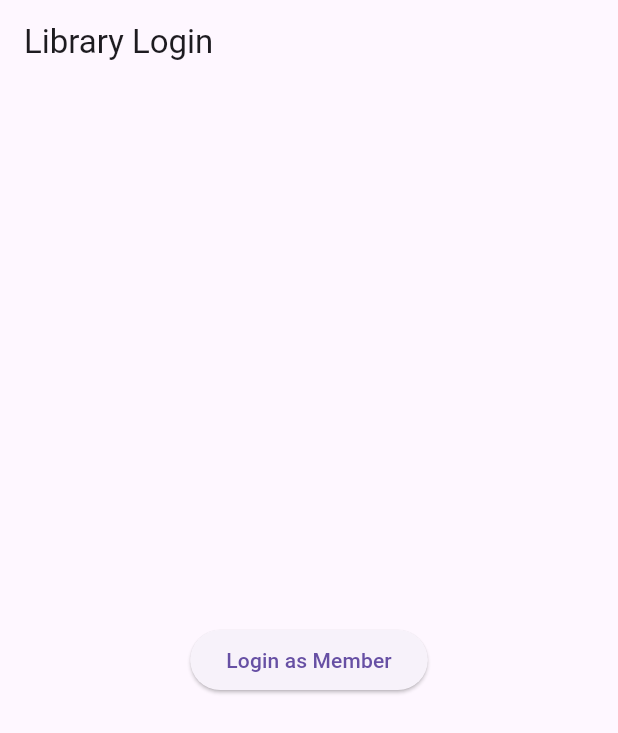
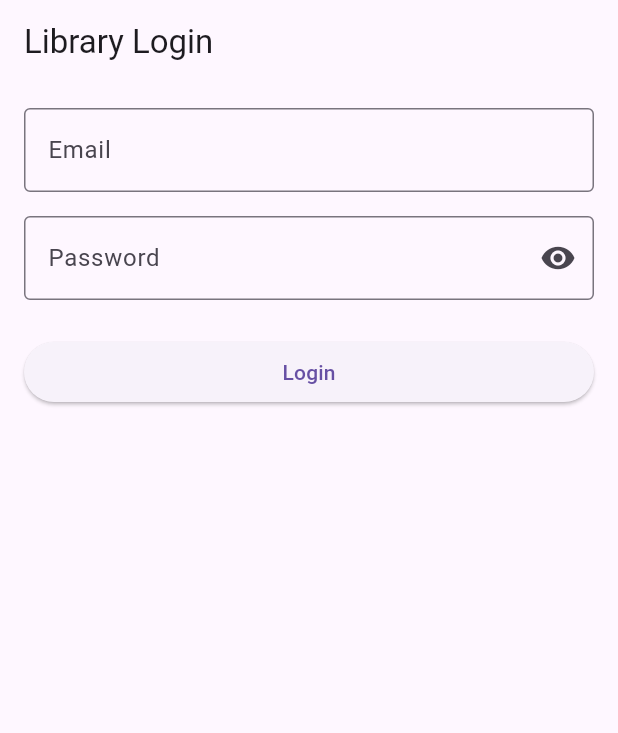
Before and after one commit to Dinura-sanmith-asc/library_mobile_app, a Flutter app: the screen it shows after launch, on a phone screen of 412 x 824 dp. Shown: the top 733 px of the screen. Run offline on Flutter 3.47's test engine with Material 3 defaults, Android fonts, the phone set to English and light mode, and no system bars; our stand-ins replace flutter_riverpod, go_router.

Commit message:
Rewrite LoginPage

```diff
--- a/lib/features/auth/presentation/pages/login_page.dart
+++ b/lib/features/auth/presentation/pages/login_page.dart
@@ -3,26 +3,146 @@ import 'package:flutter_riverpod/flutter_riverpod.dart';
 
 import '../providers/auth_provider.dart';
 
-class LoginPage extends ConsumerWidget {
+class LoginPage extends ConsumerStatefulWidget {
   const LoginPage({super.key});
 
   @override
-  Widget build(
-    BuildContext context,
-    WidgetRef ref,
-  ) {
+  ConsumerState<LoginPage> createState() =>
+      _LoginPageState();
+}
+
+class _LoginPageState
+    extends ConsumerState<LoginPage> {
+  final _formKey = GlobalKey<FormState>();
+
+  final _emailController =
+      TextEditingController();
+
+  final _passwordController =
+      TextEditingController();
+
+  bool _obscurePassword = true;
+
+  @override
+  void dispose() {
+    _emailController.dispose();
+    _passwordController.dispose();
+
+    super.dispose();
+  }
+
+  Future<void> _login() async {
+    final isValid =
+        _formKey.currentState!.validate();
+
+    if (!isValid) {
+      return;
+    }
+
+    await ref
+        .read(authProvider.notifier)
+        .login(
+          email:
+              _emailController.text.trim(),
+          password:
+              _passwordController.text,
+        );
+  }
+
+  @override
+  Widget build(BuildContext context) {
+    final authAsync = ref.watch(
+      authProvider,
+    );
+
     return Scaffold(
       appBar: AppBar(
         title: const Text('Library Login'),
       ),
-      body: Center(
-        child: ElevatedButton(
-          onPressed: () {
-            ref
-                .read(authProvider.notifier)
-                .loginAsMember();
-          },
-          child: const Text('Login as Member'),
+      body: Padding(
+        padding: const EdgeInsets.all(16),
+        child: Form(
+          key: _formKey,
+          child: Column(
+            children: [
+              TextFormField(
+                controller: _emailController,
+                keyboardType:
+                    TextInputType.emailAddress,
+                decoration:
+                    const InputDecoration(
+                  labelText: 'Email',
+                  border:
+                      OutlineInputBorder(),
+                ),
+                validator: (value) {
+                  if (value == null ||
+                      value.trim().isEmpty) {
+                    return 'Email is required';
+                  }
+
+                  return null;
+                },
+              ),
+
+              const SizedBox(height: 16),
+
+              TextFormField(
+                controller:
+                    _passwordController,
+                obscureText:
+                    _obscurePassword,
+                decoration: InputDecoration(
+                  labelText: 'Password',
+                  border:
+                      const OutlineInputBorder(),
+                  suffixIcon: IconButton(
+                    onPressed: () {
+                      setState(() {
+                        _obscurePassword =
+                            !_obscurePassword;
+                      });
+                    },
+                    icon: Icon(
+                      _obscurePassword
+                          ? Icons.visibility
+                          : Icons.visibility_off,
+                    ),
+                  ),
+                ),
+                validator: (value) {
+                  if (value == null ||
+                      value.isEmpty) {
+                    return 'Password is required';
+                  }
+
+                  return null;
+                },
+              ),
+
+              const SizedBox(height: 24),
+
+              SizedBox(
+                width: double.infinity,
+                child: ElevatedButton(
+                  onPressed:
+                      authAsync.isLoading
+                          ? null
+                          : _login,
+                  child: authAsync.isLoading
+                      ? const SizedBox(
+                          width: 20,
+                          height: 20,
+                          child:
+                              CircularProgressIndicator(
+                            strokeWidth: 2,
+                          ),
+                        )
+                      : const Text('Login'),
+                ),
+              ),
+            ],
+          ),
         ),
       ),
     );
```
